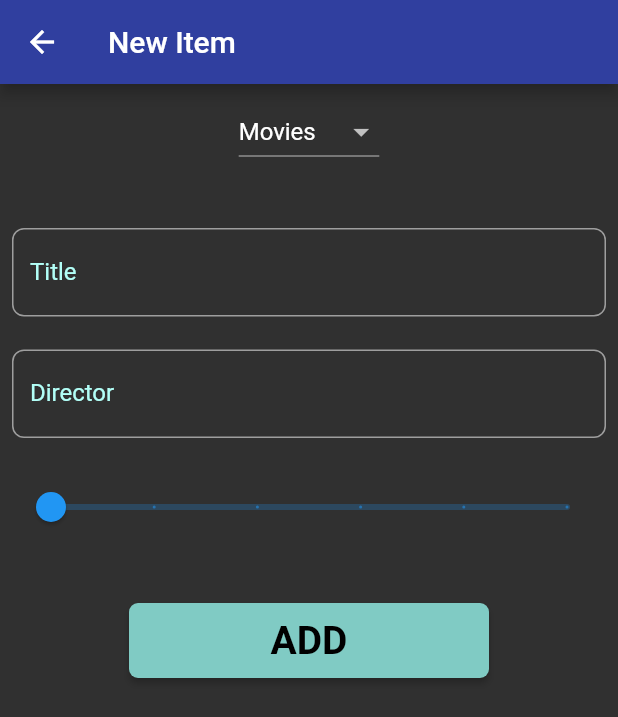
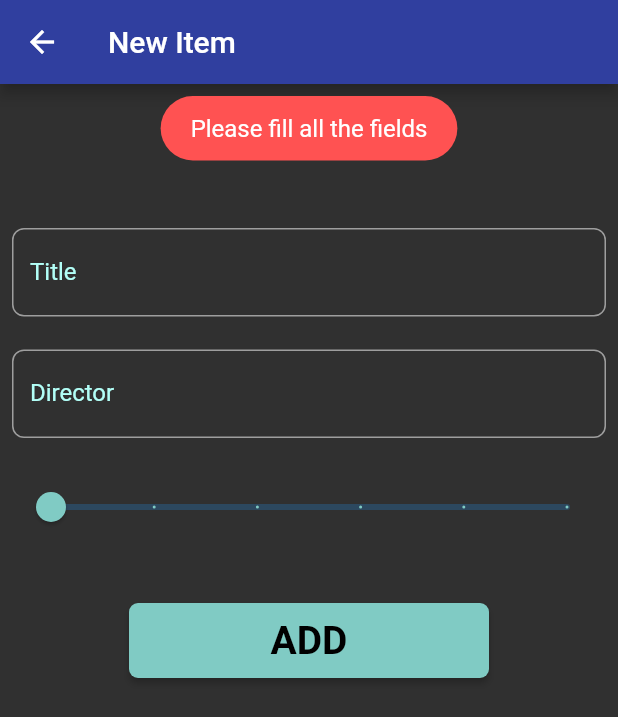
Before and after one commit to SosnaK1/Plibrary, a Flutter app: the NewItemPage screen opened directly, after a tap on "ADD", on a phone screen of 412 x 824 dp. Shown: the top 717 px of the screen. Run offline on Flutter 3.47's test engine with Material 2 defaults, Android fonts, the light colour scheme and no system bars; our stand-ins replace animated_text_kit, bloc, cloud_firestore, equatable, firebase_auth, firebase_core and 5 more; accounts and stored records are empty.

Commit message:
Upgrade toasts and add logo with animated text

```diff
--- a/lib/pages/new_item/view/new_item_page.dart
+++ b/lib/pages/new_item/view/new_item_page.dart
@@ -29,7 +29,7 @@ class NewItemPage extends StatelessWidget {
         body: BlocConsumer<NewItemCubit, NewItemState>(
           listener: (context, state) {
             if (state.status == FormzStatus.submissionFailure) {
-              ToastUtils.showCustomToast(context, "Authentication Failed");
+              showErrorToast(context, "Authentication Failed");
             } else if (state.status == FormzStatus.submissionSuccess) {
               print("Dodano");
               Navigator.pop(context);
@@ -75,6 +75,7 @@ class NewItemPage extends StatelessWidget {
                               .directorChanged(newValue);
                         }),
                     Slider(
+                      activeColor: accentColor,
                         max: 5.0,
                         divisions: 5,
                         value: state.score,
@@ -90,7 +91,7 @@ class NewItemPage extends StatelessWidget {
                           : SpinKitWave(color: accentColorDark, size: 30.0),
                       onPressed: () async {
                         if (!state.status.isValid) {
-                          ToastUtils.showCustomToast(
+                          showErrorToast(
                               context, "Please fill all the fields");
                         } else if (state.status.isValidated) {
                           context.read<NewItemCubit>().newItemSubmitted();
--- a/lib/pages/sign_in/view/sign_in_form.dart
+++ b/lib/pages/sign_in/view/sign_in_form.dart
@@ -18,7 +18,7 @@ class SignInForm extends StatelessWidget {
         body: BlocConsumer<SignInCubit, SignInState>(
       listener: (context, state) {
         if (state.status == FormzStatus.submissionFailure) {
-          ToastUtils.showCustomToast(context, "Authentication Failed");
+          showErrorToast(context, "Authentication Failed");
         }
       },
       builder: (context, state) {
@@ -60,7 +60,7 @@ class SignInForm extends StatelessWidget {
                         : SpinKitWave(color: accentColorDark, size: 30.0),
                     onPressed: () async {
                       if (!state.status.isValid) {
-                        ToastUtils.showCustomToast(
+                        showErrorToast(
                             context, "Please fill all the fields");
                       } else if (state.status.isValidated) {
                         BlocProvider.of<SignInCubit>(context)
--- a/lib/utils/toast_message_animation.dart
+++ /dev/null
@@ -1,45 +0,0 @@
-import 'package:flutter/material.dart';
-import 'package:simple_animations/simple_animations.dart';
-
-
-class ToastMessageAnimation extends StatelessWidget {
-  final Widget child;
-
-  ToastMessageAnimation(this.child);
-
-  @override
-  Widget build(BuildContext context) {
-    final tween = MultiTrackTween([
-      Track("translateY")
-          .add(
-            Duration(milliseconds: 250),
-            Tween(begin: -100.0, end: 0.0),
-            curve: Curves.easeOut,
-          )
-          .add(Duration(seconds: 1, milliseconds: 250),
-              Tween(begin: 0.0, end: 0.0))
-          .add(Duration(milliseconds: 250),
-              Tween(begin: 0.0, end: -100.0),
-              curve: Curves.easeIn),
-      Track("opacity")
-          .add(Duration(milliseconds: 500),
-              Tween(begin: 0.0, end: 1.0))
-          .add(Duration(seconds: 1),
-              Tween(begin: 1.0, end: 1.0))
-          .add(Duration(milliseconds: 500),
-              Tween(begin: 1.0, end: 0.0)),
-    ]);
-
-    return ControlledAnimation(
-      duration: tween.duration,
-      tween: tween,
-      child: child,
-      builderWithChild: (context, child, animation) => Opacity(
-        opacity: animation["opacity"],
-        child: Transform.translate(
-            offset: Offset(0, animation["translateY"]),
-                    child: child),
-      ),
-    );
-  }
-}
--- a/lib/utils/toast_utils.dart
+++ b/lib/utils/toast_utils.dart
@@ -1,59 +1,25 @@
-import 'dart:async';
+import 'package:fluttertoast/fluttertoast.dart';
+import 'package:flutter/material.dart';
+import "package:flutter/cupertino.dart";
 
-import 'package:flutter/material.dart';
-import 'toast_message_animation.dart';
+void showSuccessToast(BuildContext context, String message) {
+  Fluttertoast.showToast(
+      msg: message,
+      toastLength: Toast.LENGTH_SHORT,
+      gravity: ToastGravity.TOP,
+      timeInSecForIosWeb: 2,
+      backgroundColor: Colors.tealAccent[700],
+      textColor: Colors.white,
+      fontSize: 16.0);
+}
 
-/// Class used to display toast messages to the user.
-class ToastUtils {
-  static Timer toastTimer;
-  static OverlayEntry _overlayEntry;
-
-  static void showCustomToast(BuildContext context,
-      String message) {
-
-    if (toastTimer == null || !toastTimer.isActive) {
-      _overlayEntry = createOverlayEntry(context, message);
-      Overlay.of(context).insert(_overlayEntry);
-      toastTimer = Timer(Duration(seconds: 2), () {
-        if (_overlayEntry != null) {
-          _overlayEntry.remove();
-        }
-      });
-    }
-  }
-
-  static OverlayEntry createOverlayEntry(BuildContext context,
-      String message) {
-
-    return OverlayEntry(
-        builder: (context) => Positioned(
-              top: 50.0,
-              width: MediaQuery.of(context).size.width - 20,
-              left: 10,
-              child: ToastMessageAnimation(Material(
-                elevation: 10.0,
-                borderRadius: BorderRadius.circular(10),
-                child: Container(
-                  padding:
-                      EdgeInsets.only(left: 10, right: 10,
-                          top: 13, bottom: 10),
-                  decoration: BoxDecoration(
-                      color: Color(0xffe53e3f),
-                      borderRadius: BorderRadius.circular(10)),
-                  child: Align(
-                    alignment: Alignment.center,
-                    child: Text(
-                      message,
-                      textAlign: TextAlign.center,
-                      softWrap: true,
-                      style: TextStyle(
-                        fontSize: 18,
-                        color: Color(0xFFFFFFFF),
-                      ),
-                    ),
-                  ),
-                ),
-              )),
-            ));
-  }
+void showErrorToast(BuildContext context, String message) {
+  Fluttertoast.showToast(
+      msg: message,
+      toastLength: Toast.LENGTH_LONG,
+      gravity: ToastGravity.TOP,
+      timeInSecForIosWeb: 3,
+      backgroundColor: Colors.redAccent,
+      textColor: Colors.white,
+      fontSize: 16.0);
 }
--- a/pubspec.yaml
+++ b/pubspec.yaml
@@ -20,9 +20,10 @@ dependencies:
   flow_builder: ^0.0.2
   flutter_bloc: ^7.0.0
   flutter_spinkit: ^5.0.0
+  fluttertoast: ^8.0.6
+  animated_text_kit: ^4.2.1
   formz: ^0.3.2
   shimmer: ^2.0.0
-  simple_animations: ^1.3.3
 
 dev_dependencies:
   flutter_test:
@@ -30,3 +31,6 @@ dev_dependencies:
 
 flutter:
   uses-material-design: true
+
+  assets:
+    - images/
```
Also changed, not shown: lib/pages/sign_up/view/sign_up_form.dart (+5 -3 lines), lib/pages/welcome/welcome_page.dart (+23 -3 lines), lib/widgets/main_logo_hero.dart (+6 -2 lines), images/PLibrary_logo.png (added), pubspec.lock, 1 other file.
